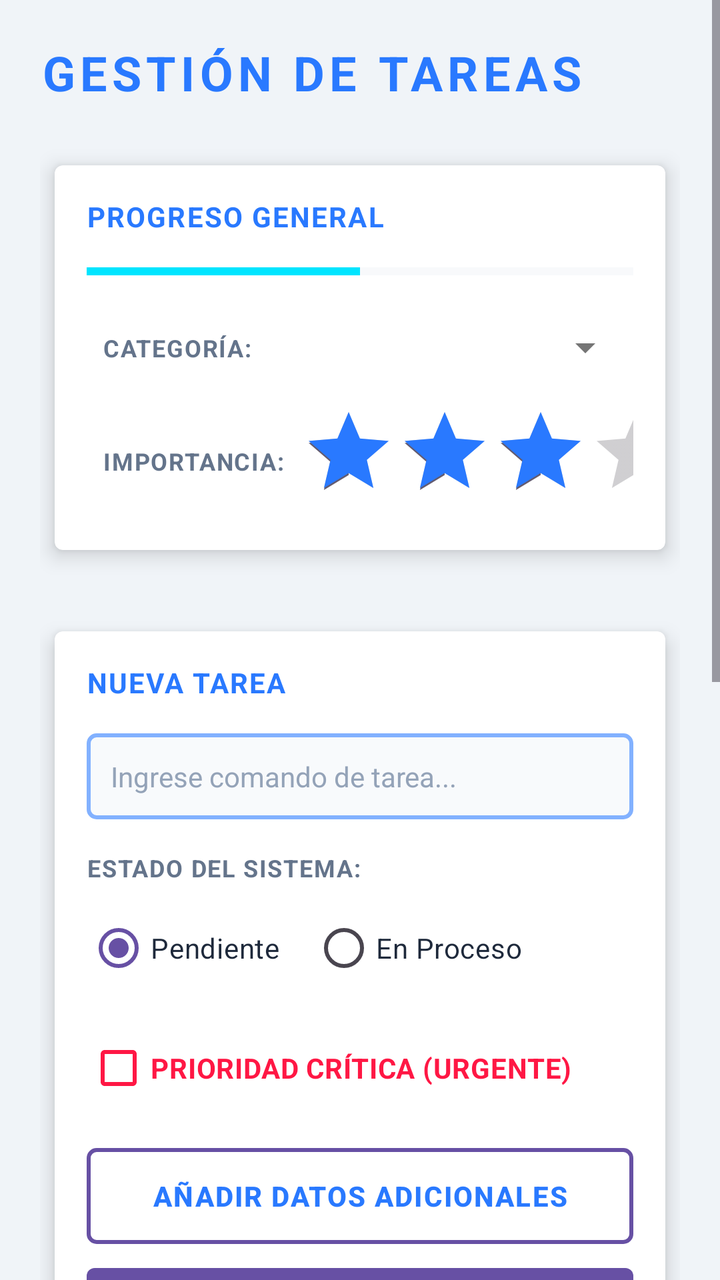
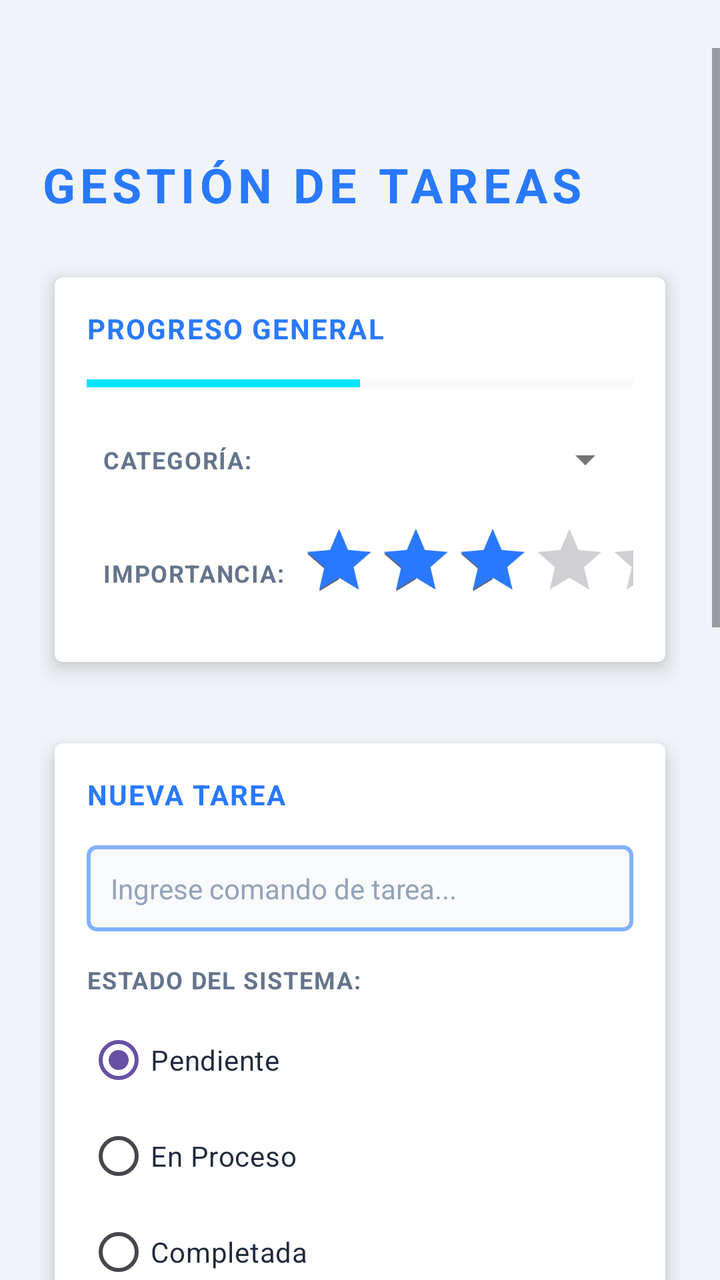

Screens rendered from an Android XML layout before and after an edit, with the pre-edit source and the edit as a unified diff.
<!-- AndroidManifest.xml: application theme Theme.MyApplication -->
<!-- res/layout/activity_tareas.xml -->
<?xml version="1.0" encoding="utf-8"?>
<ScrollView xmlns:android="http://schemas.android.com/apk/res/android"
    xmlns:app="http://schemas.android.com/apk/res-auto"
    android:layout_width="match_parent"
    android:layout_height="match_parent"
    android:background="#F0F4F8"
    android:clipToPadding="false"
    android:paddingBottom="24dp">

    <LinearLayout
        android:layout_width="match_parent"
        android:layout_height="wrap_content"
        android:orientation="vertical"
        android:padding="20dp">

        <TextView
            android:layout_width="wrap_content"
            android:layout_height="wrap_content"
            android:layout_marginBottom="20dp"
            android:text="Gestión de Tareas"
            android:textColor="#2979FF"
            android:textSize="24sp"
            android:textStyle="bold"
            android:textAllCaps="true"
            android:letterSpacing="0.1" />

        <androidx.cardview.widget.CardView
            android:layout_width="match_parent"
            android:layout_height="wrap_content"
            android:layout_marginBottom="20dp"
            app:cardCornerRadius="4dp"
            app:cardElevation="6dp"
            app:cardBackgroundColor="#FFFFFF"
            app:cardUseCompatPadding="true">

            <LinearLayout
                android:layout_width="match_parent"
                android:layout_height="wrap_content"
                android:orientation="vertical"
                android:padding="16dp">

                <TextView
                    android:layout_width="wrap_content"
                    android:layout_height="wrap_content"
                    android:text="Progreso General"
                    android:textColor="#2979FF"
                    android:textSize="14sp"
                    android:textStyle="bold"
                    android:textAllCaps="true"
                    android:letterSpacing="0.05"
                    android:layout_marginBottom="12dp"/>

                <ProgressBar
                    android:id="@+id/progressBar"
                    style="?android:attr/progressBarStyleHorizontal"
                    android:layout_width="match_parent"
                    android:layout_height="12dp"
                    android:layout_marginBottom="16dp"
                    android:progress="50"
                    android:progressTint="#00E5FF"
                    android:progressBackgroundTint="#E2E8F0" />

                <TableLayout
                    android:layout_width="match_parent"
                    android:layout_height="wrap_content">

                    <TableRow android:gravity="center_vertical">
                        <TextView
                            android:padding="8dp"
                            android:text="Categoría:"
                            android:textColor="#64748B"
                            android:textSize="12sp"
                            android:textStyle="bold"
                            android:textAllCaps="true"
                            android:letterSpacing="0.05" />

                        <Spinner
                            android:id="@+id/spinnerCategoria"
                            android:layout_width="0dp"
                            android:layout_height="wrap_content"
                            android:layout_weight="1"
                            android:theme="@style/ThemeOverlay.AppCompat.Light" />
                    </TableRow>

                    <TableRow android:layout_marginTop="12dp" android:gravity="center_vertical">
                        <TextView
                            android:padding="8dp"
                            android:text="Importancia:"
                            android:textColor="#64748B"
                            android:textSize="12sp"
                            android:textStyle="bold"
                            android:textAllCaps="true"
                            android:letterSpacing="0.05" />

                        <RatingBar
                            android:id="@+id/ratingBar"
                            android:layout_width="wrap_content"
                            android:layout_height="wrap_content"
                            android:layout_gravity="center_vertical"
                            android:numStars="5"
                            android:rating="3"
                            android:stepSize="1"
                            android:progressTint="#2979FF" />
                    </TableRow>
                </TableLayout>

            </LinearLayout>
        </androidx.cardview.widget.CardView>

        <androidx.cardview.widget.CardView
            android:layout_width="match_parent"
            android:layout_height="wrap_content"
            android:layout_marginBottom="20dp"
            app:cardCornerRadius="4dp"
            app:cardElevation="6dp"
            app:cardBackgroundColor="#FFFFFF"
            app:cardUseCompatPadding="true">

            <LinearLayout
                android:layout_width="match_parent"
                android:layout_height="wrap_content"
                android:orientation="vertical"
                android:padding="16dp">

                <TextView
                    android:layout_width="wrap_content"
                    android:layout_height="wrap_content"
                    android:text="Nueva Tarea"
                    android:textColor="#2979FF"
                    android:textSize="14sp"
                    android:textStyle="bold"
                    android:textAllCaps="true"
                    android:letterSpacing="0.05"
                    android:layout_marginBottom="16dp"/>

                <EditText
                    android:id="@+id/etNuevaTarea"
                    android:layout_width="match_parent"
                    android:layout_height="wrap_content"
                    android:hint="Ingrese comando de tarea..."
                    android:textColorHint="#94A3B8"
                    android:textColor="#1E293B"
                    android:textSize="14sp"
                    android:padding="12dp"
                    android:background="@drawable/bg_edit_text"
                    android:layout_marginBottom="16dp"/>

                <TextView
                    android:layout_width="wrap_content"
                    android:layout_height="wrap_content"
                    android:text="Estado del sistema:"
                    android:textColor="#64748B"
                    android:textSize="12sp"
                    android:textStyle="bold"
                    android:textAllCaps="true"
                    android:letterSpacing="0.05"
                    android:layout_marginBottom="8dp"/>

                <RadioGroup
                    android:id="@+id/radioGroupEstado"
                    android:layout_width="match_parent"
                    android:layout_height="wrap_content"
                    android:layout_marginBottom="12dp"
                    android:orientation="horizontal">

                    <RadioButton
                        android:id="@+id/rbPendiente"
                        android:layout_width="wrap_content"
                        android:layout_height="wrap_content"
                        android:checked="true"
                        android:textColor="#1E293B"
                        android:buttonTint="#2979FF"
                        android:text="Pendiente" />

                    <RadioButton
                        android:id="@+id/rbEnProceso"
                        android:layout_width="wrap_content"
                        android:layout_height="wrap_content"
                        android:layout_marginStart="16dp"
                        android:textColor="#1E293B"
                        android:buttonTint="#2979FF"
                        android:text="En Proceso" />
                </RadioGroup>

                <CheckBox
                    android:id="@+id/cbUrgente"
                    android:layout_width="wrap_content"
                    android:layout_height="wrap_content"
                    android:layout_marginBottom="16dp"
                    android:textColor="#FF1744"
                    android:buttonTint="#FF1744"
                    android:textStyle="bold"
                    android:text="PRIORIDAD CRÍTICA (URGENTE)" />

                <Button
                    android:id="@+id/btnAgregarDescripcion"
                    android:layout_width="match_parent"
                    android:layout_height="wrap_content"
                    android:text="Añadir Datos Adicionales"
                    android:layout_marginBottom="12dp"
                    android:textColor="#2979FF"
                    android:textAllCaps="true"
                    android:letterSpacing="0.05"
                    android:textStyle="bold"
                    android:background="@drawable/bg_button_secondary"/>

                <Button
                    android:id="@+id/btnGuardarTarea"
                    android:layout_width="match_parent"
                    android:layout_height="wrap_content"
                    android:text="Ejecutar Tarea"
                    android:textColor="#FFFFFF"
                    android:textAllCaps="true"
                    android:letterSpacing="0.05"
                    android:textStyle="bold"
                    android:background="@drawable/bg_button_primary"/>

            </LinearLayout>
        </androidx.cardview.widget.CardView>

        <androidx.cardview.widget.CardView
            android:layout_width="match_parent"
            android:layout_height="400dp"
            android:layout_marginBottom="8dp"
            app:cardCornerRadius="4dp"
            app:cardElevation="6dp"
            app:cardBackgroundColor="#FFFFFF"
            app:cardUseCompatPadding="true">

            <LinearLayout
                android:layout_width="match_parent"
                android:layout_height="match_parent"
                android:orientation="vertical"
                android:padding="16dp">

                <TextView
                    android:layout_width="wrap_content"
                    android:layout_height="wrap_content"
                    android:layout_marginBottom="12dp"
                    android:text="Registro de Tareas"
                    android:textColor="#2979FF"
                    android:textSize="16sp"
                    android:textStyle="bold"
                    android:textAllCaps="true"
                    android:letterSpacing="0.05" />

                <androidx.recyclerview.widget.RecyclerView
                    android:id="@+id/recyclerViewTareas"
                    android:layout_width="match_parent"
                    android:layout_height="match_parent"
                    android:clipToPadding="false"
                    android:paddingBottom="8dp"/>
            </LinearLayout>
        </androidx.cardview.widget.CardView>

    </LinearLayout>

</ScrollView>
<!-- resources referenced by this layout -->
<resources>
  <!-- drawable bg_button_primary (drawable) -->
  <?xml version="1.0" encoding="utf-8"?>
  <ripple xmlns:android="http://schemas.android.com/apk/res/android"
      android:color="#33FFFFFF">
      <item>
          <shape android:shape="rectangle">
              <gradient
                  android:startColor="#2979FF"
                  android:endColor="#00E5FF"
                  android:angle="0"/>
              <corners android:radius="4dp"/>
          </shape>
      </item>
  </ripple>
  <!-- drawable bg_button_secondary (drawable) -->
  <?xml version="1.0" encoding="utf-8"?>
  <ripple xmlns:android="http://schemas.android.com/apk/res/android"
      android:color="#332979FF">
      <item>
          <shape android:shape="rectangle">
              <solid android:color="#00000000"/>
              <stroke android:width="2dp" android:color="#2979FF"/>
              <corners android:radius="4dp"/>
          </shape>
      </item>
  </ripple>
  <!-- drawable bg_edit_text (drawable) -->
  <?xml version="1.0" encoding="utf-8"?>
  <shape xmlns:android="http://schemas.android.com/apk/res/android"
      android:shape="rectangle">
      <solid android:color="#F8FAFC"/>
      <stroke android:width="2dp" android:color="#82B1FF"/>
      <corners android:radius="4dp"/>
  </shape>
  <style name="Theme.MyApplication" parent="Base.Theme.MyApplication" />
  <style name="Base.Theme.MyApplication" parent="Theme.Material3.Light.NoActionBar">
          <item name="android:forceDarkAllowed" tools:targetApi="q">false</item>
  
          
          
      </style>
</resources>

<!-- the commit's change to res/layout/activity_tareas.xml (unified diff, before → after) -->
@@ -1,10 +1,10 @@
-<?xml version="1.0" encoding="utf-8"?>
 <ScrollView xmlns:android="http://schemas.android.com/apk/res/android"
     xmlns:app="http://schemas.android.com/apk/res-auto"
     android:layout_width="match_parent"
     android:layout_height="match_parent"
     android:background="#F0F4F8"
     android:clipToPadding="false"
+    android:paddingTop="24dp"
     android:paddingBottom="24dp">
 
     <LinearLayout
@@ -17,6 +17,7 @@
             android:layout_width="wrap_content"
             android:layout_height="wrap_content"
             android:layout_marginBottom="20dp"
+            android:layout_marginTop="32dp"
             android:text="Gestión de Tareas"
             android:textColor="#2979FF"
             android:textSize="24sp"
@@ -92,15 +93,24 @@
                             android:textAllCaps="true"
                             android:letterSpacing="0.05" />
 
-                        <RatingBar
-                            android:id="@+id/ratingBar"
+                        
+                        <LinearLayout
                             android:layout_width="wrap_content"
                             android:layout_height="wrap_content"
-                            android:layout_gravity="center_vertical"
-                            android:numStars="5"
-                            android:rating="3"
-                            android:stepSize="1"
-                            android:progressTint="#2979FF" />
+                            android:gravity="start|center_vertical">
+                            <RatingBar
+                                android:id="@+id/ratingBar"
+                                android:layout_width="wrap_content"
+                                android:layout_height="wrap_content"
+                                android:numStars="5"
+                                android:rating="3"
+                                android:stepSize="1"
+                                android:scaleX="0.8"
+                                android:scaleY="0.8"
+                                android:transformPivotX="0dp"
+                                android:transformPivotY="16dp"
+                                android:progressTint="#2979FF" />
+                        </LinearLayout>
                     </TableRow>
                 </TableLayout>
 
@@ -161,7 +171,7 @@
                     android:layout_width="match_parent"
                     android:layout_height="wrap_content"
                     android:layout_marginBottom="12dp"
-                    android:orientation="horizontal">
+                    android:orientation="vertical">
 
                     <RadioButton
                         android:id="@+id/rbPendiente"
@@ -176,10 +186,17 @@
                         android:id="@+id/rbEnProceso"
                         android:layout_width="wrap_content"
                         android:layout_height="wrap_content"
-                        android:layout_marginStart="16dp"
                         android:textColor="#1E293B"
                         android:buttonTint="#2979FF"
                         android:text="En Proceso" />
+
+                    <RadioButton
+                        android:id="@+id/rbCompletada"
+                        android:layout_width="wrap_content"
+                        android:layout_height="wrap_content"
+                        android:textColor="#1E293B"
+                        android:buttonTint="#2979FF"
+                        android:text="Completada" />
                 </RadioGroup>
 
                 <CheckBox
@@ -208,7 +225,7 @@
                     android:id="@+id/btnGuardarTarea"
                     android:layout_width="match_parent"
                     android:layout_height="wrap_content"
-                    android:text="Ejecutar Tarea"
+                    android:text="Agregar Tarea"
                     android:textColor="#FFFFFF"
                     android:textAllCaps="true"
                     android:letterSpacing="0.05"
